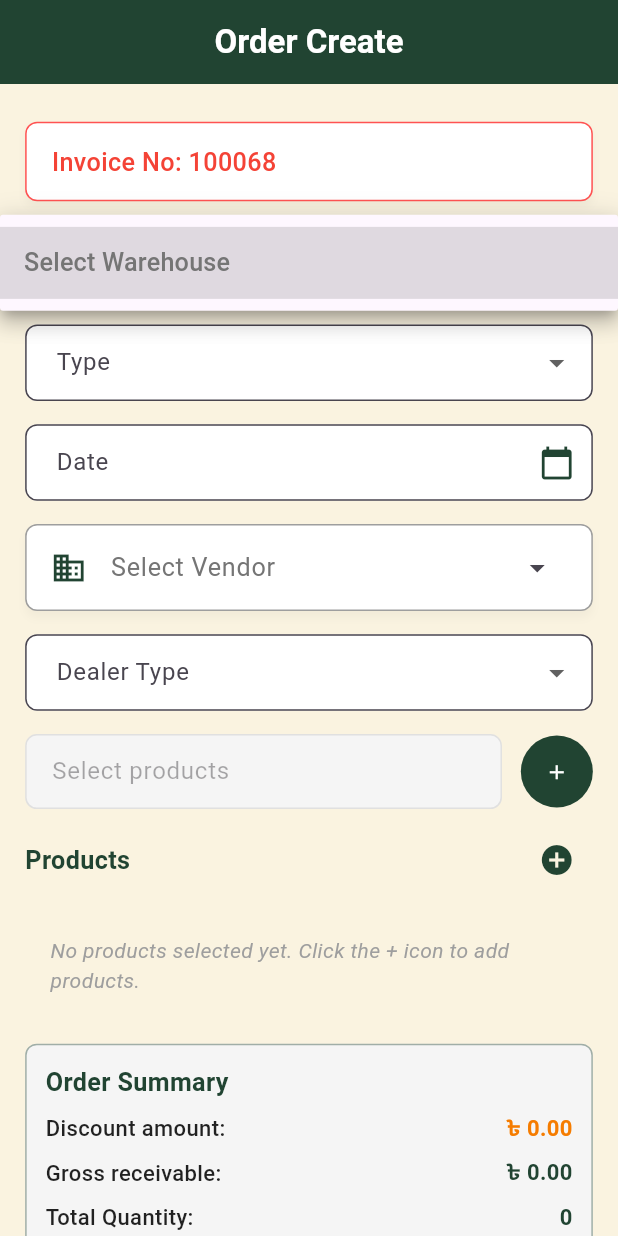
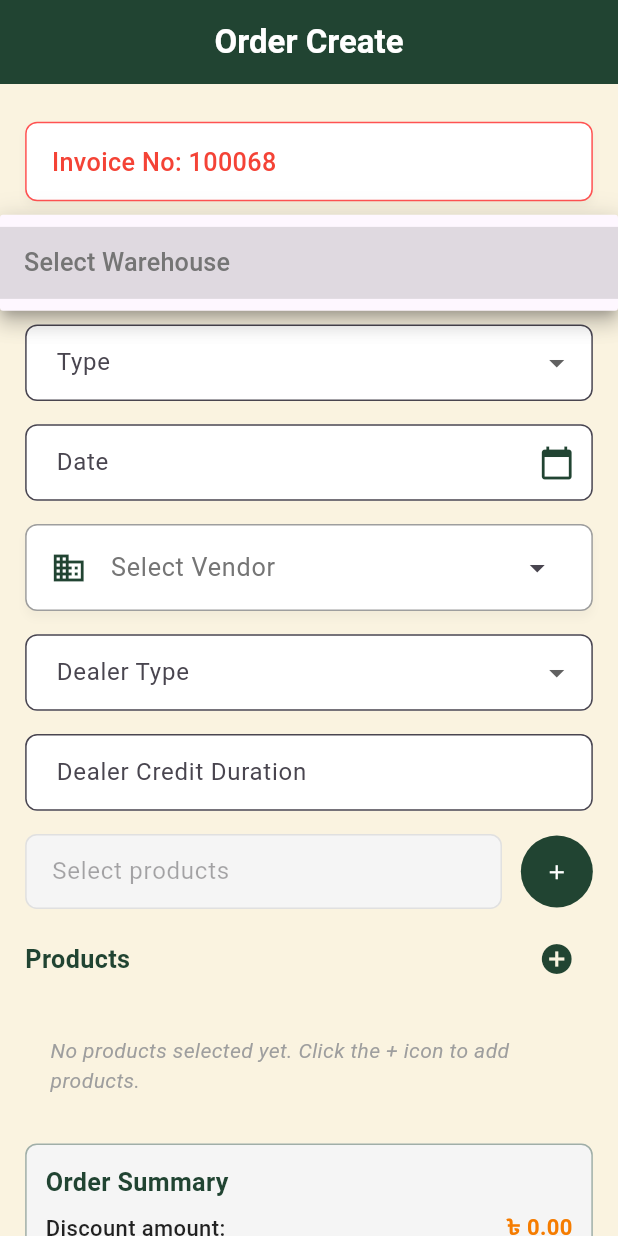
Before and after one commit to ebrahim48/sbms_app, a Flutter app: the OrderListScreen screen opened by its route, after a tap on "Select Warehouse", on a phone screen of 412 x 824 dp. Run offline on Flutter 3.47's test engine with Material 3 defaults, Android fonts, the phone set to English and light mode, and no system bars; drawn by our look-alikes of toastification; our stand-ins replace cached_network_image, device_preview, flutter_screenutil, flutter_spinkit, flutter_svg, get and 7 more; accounts and stored records are empty; network calls fail.

Commit message:
feat: productlist create list add add

```diff
--- a/lib/controllers/product_list_controller.dart
+++ b/lib/controllers/product_list_controller.dart
@@ -179,6 +179,7 @@ class ProductListController extends GetxController {
     required int? dealerId,
     required String invoiceNo,
     required int? warehouseId,
+    required int dealerCreditDuration,
     required List<int> productId,
     required List<int> price,
     required List<int> quantity,
@@ -196,6 +197,7 @@ class ProductListController extends GetxController {
       "dealer_id": dealerId,
       "invoice_no": invoiceNo,
       "warehouse_id": warehouseId,
+      "dealer_credit_duration": dealerCreditDuration,
       "product_id": productId,
       "price": price,
       "quantity": quantity,
--- a/lib/core/models/sales_invoice_list_model.dart
+++ b/lib/core/models/sales_invoice_list_model.dart
@@ -72,6 +72,7 @@ class Dealer {
   final String? warehouse;
   final String? territory;
   final String? employee;
+  final int? dealerCreditDuration;
 
   Dealer({
     this.name,
@@ -81,6 +82,7 @@ class Dealer {
     this.warehouse,
     this.territory,
     this.employee,
+    this.dealerCreditDuration
   });
 
   factory Dealer.fromJson(Map<String, dynamic> json) => Dealer(
@@ -91,6 +93,7 @@ class Dealer {
     warehouse: json["warehouse"],
     territory: json["territory"],
     employee: json["employee"],
+    dealerCreditDuration: json["dealer_credit_duration"],
   );
 
   Map<String, dynamic> toJson() => {
@@ -101,6 +104,7 @@ class Dealer {
     "warehouse": warehouse,
     "territory": territory,
     "employee": employee,
+    "dealer_credit_duration": dealerCreditDuration,
   };
 }
 
--- a/lib/core/models/sales_oder_list_model.dart
+++ b/lib/core/models/sales_oder_list_model.dart
@@ -16,6 +16,7 @@ class SalesOrderListModel {
   final String? invoiceNo;
   final String? orderDate;
   final int? orderStatus;
+  final int? dealerCreditDuration;
   final String? orderStatusText;
   final String? totalQty;
   final String? totalDiscount;
@@ -30,6 +31,7 @@ class SalesOrderListModel {
     this.createdAt,
     this.dealerName,
     this.warehouseName,
+    this.dealerCreditDuration,
     this.invoiceNo,
     this.orderDate,
     this.orderStatus,
@@ -51,6 +53,7 @@ class SalesOrderListModel {
     invoiceNo: json["invoice_no"],
     orderDate: json["order_date"],
     orderStatus: json["order_status"],
+    dealerCreditDuration: json["dealer_credit_duration"],
     orderStatusText: json["order_status_text"],
     totalQty: json["total_qty"],
     totalDiscount: json["total_discount"],
@@ -75,6 +78,7 @@ class SalesOrderListModel {
     "grand_total": grandTotal,
     "dealer_type": dealerType,
     "narration": narration,
+    "dealer_credit_duration": dealerCreditDuration,
     "total_bonus": totalBonus,
   };
 }
--- a/lib/core/presentations/screens/home/order_list_screen.dart
+++ b/lib/core/presentations/screens/home/order_list_screen.dart
@@ -55,6 +55,7 @@ class _OrderListScreenState extends State<OrderListScreen> {
   final List<String> _types = ["Finished Goods"];
   String? _dealerType;
   final List<String> _dealerTypes = ["Cash Dealer", "Credit Dealer"];
+  int _dealerCreditDuration = 0;
 
 
   @override
@@ -296,6 +297,27 @@ class _OrderListScreenState extends State<OrderListScreen> {
                     ))
                         .toList(),
                     onChanged: (val) => setState(() => _dealerType = val),
+                  ),
+
+                  SizedBox(height: 16.h),
+                  /// =============================> Dealer Credit Duration ==========================>
+                  TextFormField(
+                    decoration: InputDecoration(
+                      labelText: "Dealer Credit Duration",
+                      border: OutlineInputBorder(
+                        borderRadius: BorderRadius.circular(8),
+                      ),
+                      filled: true,
+                      fillColor: Colors.white,
+                      contentPadding: EdgeInsets.symmetric(horizontal: 16.w, vertical: 14.h),
+                    ),
+                    keyboardType: TextInputType.number,
+                    onChanged: (value) {
+                      setState(() {
+                        // Convert to int, default to 0 if invalid
+                        _dealerCreditDuration = int.tryParse(value) ?? 0;
+                      });
+                    },
                   ),
 
                 ],
@@ -986,6 +1008,7 @@ class _OrderListScreenState extends State<OrderListScreen> {
                             dealerId: _vendorId!,
                             invoiceNo: productListController.invoiceNumber.value.invoiceNo?.toString() ?? 'N/A',
                             warehouseId: _warehouseId!,
+                            dealerCreditDuration: _dealerCreditDuration,
                             productId: productIds,
                             price: prices,
                             quantity: quantities,
@@ -997,6 +1020,7 @@ class _OrderListScreenState extends State<OrderListScreen> {
                             discount: discountValues,
                             bonus: bonusValues,
                             dealerType: _dealerType ?? 'Cash Dealer' // Pass the selected string value directly
+
                           );
                         }
                       }
--- a/lib/core/presentations/screens/home/sales_list_screen.dart
+++ b/lib/core/presentations/screens/home/sales_list_screen.dart
@@ -128,7 +128,8 @@ class _SalesListScreenState extends State<SalesListScreen> {
                     _buildInfoRow("Total Quantity", data.totalQty ?? "0"),
                     _buildInfoRow("Total Discount", data.totalDiscount ?? "N/A"),
                     _buildInfoRow("Total Bonus", data.totalBonus ?? "N/A"),
-                    _buildInfoRow("Total Dealer Type", data.dealerType ?? "N/A"),
+                    _buildInfoRow("Dealer Type", data.dealerType ?? "N/A"),
+                    _buildInfoRow("Dealer Duration", data.dealerCreditDuration?.toString() ?? "N/A"),
                     _buildInfoRow("Narration", data.narration ?? "N/A"),
                     _buildInfoRow(
                       "Grand Total",
@@ -328,6 +329,7 @@ class _SalesListScreenState extends State<SalesListScreen> {
                   _buildPopupInfoRow("Warehouse", invoiceData.dealer?.warehouse ?? "N/A"),
                   _buildPopupInfoRow("Territory", invoiceData.dealer?.territory ?? "N/A"),
                   _buildPopupInfoRow("Employee", invoiceData.dealer?.employee ?? "N/A"),
+                  _buildPopupInfoRow("Dealer Duration", invoiceData.dealer?.dealerCreditDuration.toString() ?? "N/A"),
                   SizedBox(height: 16.h),
 
                   // Financial Information
--- a/lib/global/custom_assets/assets.gen.dart
+++ b/lib/global/custom_assets/assets.gen.dart
@@ -37,6 +37,9 @@ class $AssetsIconsGen {
 
 class $AssetsImagesGen {
   const $AssetsImagesGen();
+
+  /// File path: assets/images/Logo4.png
+  AssetGenImage get logo4 => const AssetGenImage('assets/images/Logo4.png');
 
   /// File path: assets/images/Logored.png
   AssetGenImage get logored => const AssetGenImage('assets/images/Logored.png');
@@ -93,6 +96,7 @@ class $AssetsImagesGen {
 
   /// List of all assets
   List<AssetGenImage> get values => [
+    logo4,
     logored,
     aboutus,
     banner,
```
Also changed, not shown: lib/core/presentations/screens/home/home_screen.dart (+5 -5 lines), lib/core/presentations/screens/home/product_list_screen.dart (+10 -2 lines), lib/core/presentations/screens/onboarding/onboarding_screen.dart (+7 -6 lines), pubspec.yaml (+7 -0 lines), assets/images/Logo4.png (added), pubspec.lock.
